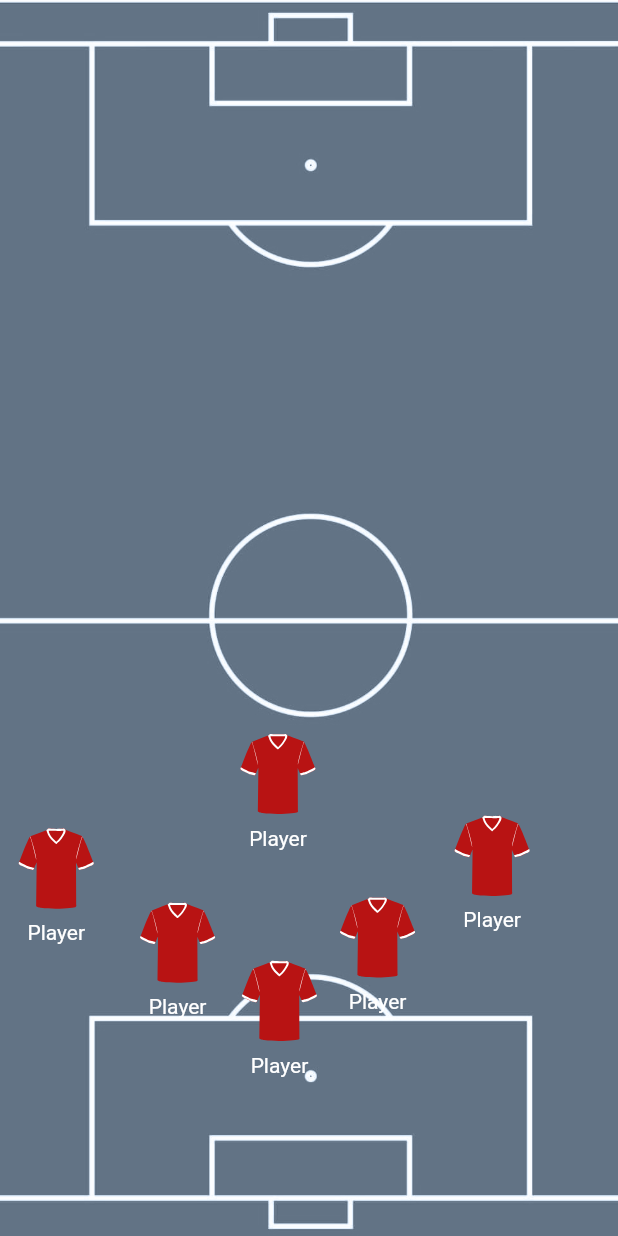
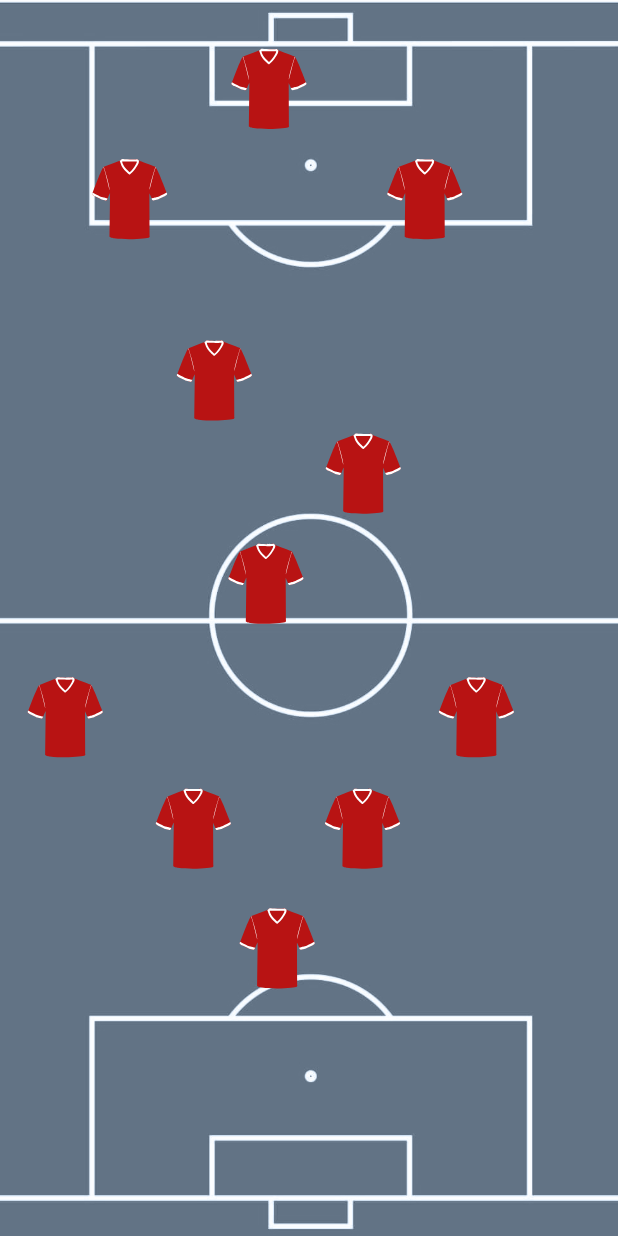
Before and after one commit to X-SLAYER/Lineup-builder, a Flutter app: the screen it shows after launch, on a phone screen of 412 x 824 dp. Run offline on Flutter 3.47's test engine with Material 2 defaults, Android fonts, the phone set to English and light mode, and no system bars.

Commit message:
fix player move within the field

```diff
--- a/lib/constants/players.dart
+++ b/lib/constants/players.dart
@@ -4,35 +4,61 @@ import 'package:lineup_builder/widgets/main.dart';
 
 List<Player> players = [
   Player(
-    coordinates: PlayerPosition(Offset(161.3, 640.6)),
+    coordinates: PlayerPosition(Offset(159.8, 605.6)),
     position: 'GK',
     color: Colors.green,
   ),
   //-------------
   Player(
-    coordinates: PlayerPosition(Offset(226.7, 598.3)),
+    coordinates: PlayerPosition(Offset(103.9, 525.8)),
     position: 'DF',
     color: Colors.brown[400],
   ),
   Player(
-    coordinates: PlayerPosition(Offset(93.4, 601.8)),
+    coordinates: PlayerPosition(Offset(216.7, 525.8)),
     position: 'DF',
     color: Colors.brown[400],
   ),
   Player(
-    coordinates: PlayerPosition(Offset(303.1, 543.9)),
+    coordinates: PlayerPosition(Offset(292.6, 451.5)),
     position: 'RB',
     color: Colors.yellow[600],
   ),
   Player(
-    coordinates: PlayerPosition(Offset(12.5, 552.4)),
+    coordinates: PlayerPosition(Offset(18.5, 451.5)),
     position: 'LB',
     color: Colors.yellow[600],
   ),
   //-------------
   Player(
-    coordinates: PlayerPosition(Offset(160.3, 489.3)),
+    coordinates: PlayerPosition(Offset(152.3, 362.5)),
     position: 'MD',
     color: Colors.red,
   ),
+  Player(
+    coordinates: PlayerPosition(Offset(217.2, 289.1)),
+    position: 'MD',
+    color: Colors.red,
+  ),
+  Player(
+    coordinates: PlayerPosition(Offset(117.9, 227.0)),
+    position: 'MD',
+    color: Colors.red,
+  ),
+  //-------------------
+  Player(
+    coordinates: PlayerPosition(Offset(61.4, 106.1)),
+    position: 'ST',
+    color: Colors.red,
+  ),
+  Player(
+    coordinates: PlayerPosition(Offset(258.2, 106.1)),
+    position: 'ST',
+    color: Colors.red,
+  ),
+  Player(
+    coordinates: PlayerPosition(Offset(154.3, 32.6)),
+    position: 'ST',
+    color: Colors.red,
+  ),
 ];
--- a/lib/home.dart
+++ b/lib/home.dart
@@ -1,4 +1,3 @@
-import 'dart:ui';
 import 'package:flutter/material.dart';
 import 'package:lineup_builder/widgets/main.dart';
 
@@ -13,15 +12,14 @@ class _HomePageState extends State<HomePage> {
   @override
   Widget build(BuildContext context) {
     return Scaffold(
-      body: GestureDetector(
-        onTapDown: (details) {
-          print(Offset(details.localPosition.dx, details.localPosition.dx));
-        },
-        child: Stack(
-          children: [
-            Stadium(),
-            ...players,
-          ],
+      body: SafeArea(
+        child: GestureDetector(
+          child: Stack(
+            children: [
+              Stadium(),
+              ...players,
+            ],
+          ),
         ),
       ),
     );
--- a/lib/widgets/player.dart
+++ b/lib/widgets/player.dart
@@ -16,6 +16,7 @@ class Player extends StatefulWidget {
 }
 
 class _PlayerState extends State<Player> {
+  TextEditingController controller = TextEditingController(text: 'Player');
   GlobalKey _key = GlobalKey();
   double top, left;
   double xOff, yOff;
@@ -56,6 +57,7 @@ class _PlayerState extends State<Player> {
               top = drag.offset.dy - yOff;
               left = drag.offset.dx - xOff;
             });
+            print(Offset(left, top));
           }),
     );
   }
@@ -69,14 +71,19 @@ class _PlayerState extends State<Player> {
               painter: RPSCustomPainter(),
             ),
             SizedBox(height: 8.0),
-          _playerName(),
+            // _playerName(),
           ],
-      ));
+        ),
+      );
 
-  Widget _playerName() => Text(
-        "Player",
-        textAlign: TextAlign.center,
-        style: playerName(),
+  Widget _playerName() => EditableText(
+        autofocus: true,
+        maxLines: null,
+        backgroundCursorColor: Colors.red,
+        cursorColor: Colors.green,
+        style: TextStyle(),
+        focusNode: FocusNode(),
+        controller: controller,
       );
 }
 
```
Also changed, not shown: lib/widgets/mailot.dart (+21 -21 lines). Lines whose indentation alone changed are shown as unchanged.
